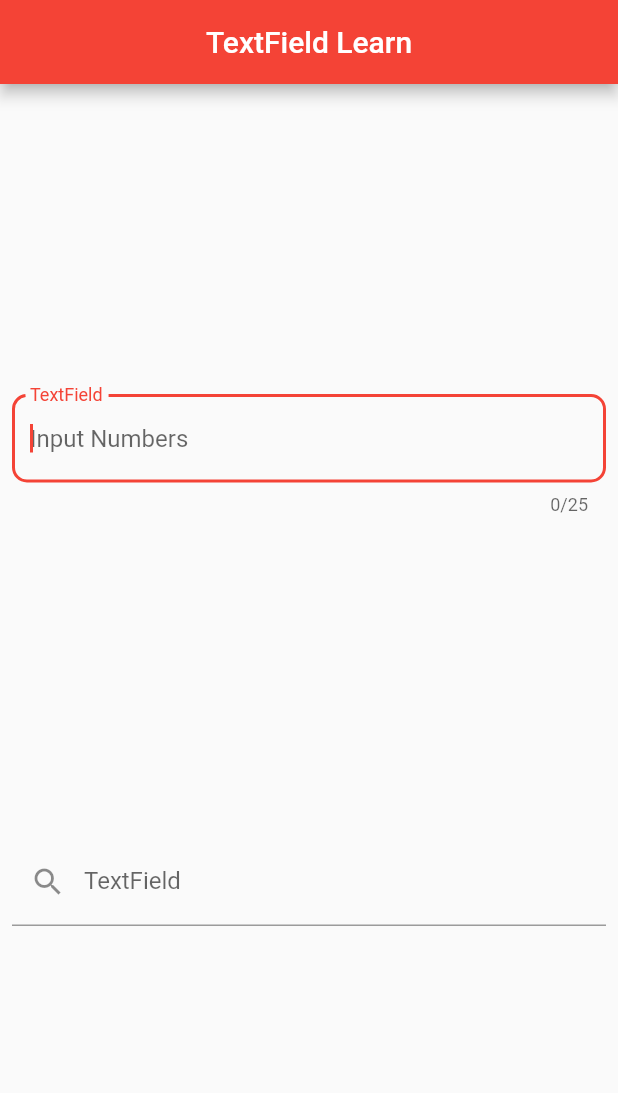
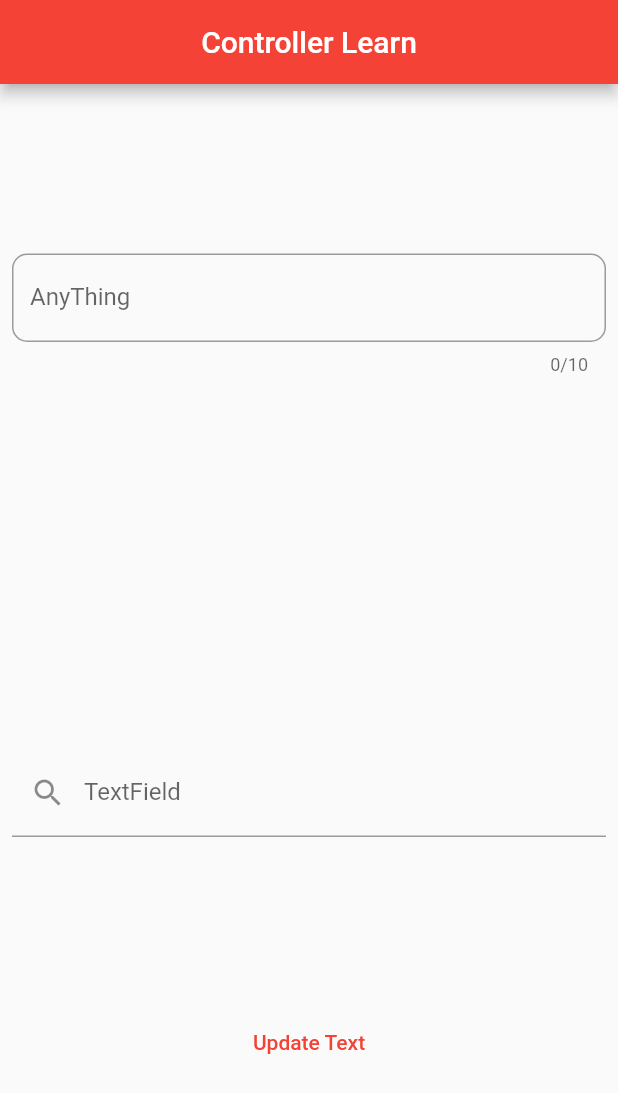
Before and after one commit to yamisagi/flutter_samples, a Flutter app: the screen it shows after launch, on a phone screen of 412 x 824 dp. Shown: the top 1093 px of the screen. Run offline on Flutter 3.47's test engine with Material 2 defaults, Android fonts, the phone set to English and light mode, and no system bars.

Commit message:
add Controller and FocusNode

```diff
--- /dev/null
+++ b/lib/input_widgets/lesson1/controller_learn.dart
@@ -0,0 +1,114 @@
+import 'package:flutter/material.dart';
+
+/// [TextEditingController] ile [TextField]'ın değerini kontrol edebiliriz.
+/// Aldığı değerleri tutmak ve kullanmak için her bir [TextField] için [TextEditingController] instance oluşturup gerekli kontroller yapılabilir.
+class ControllerLearn extends StatefulWidget {
+  const ControllerLearn({Key? key}) : super(key: key);
+
+  @override
+  State<ControllerLearn> createState() => _ControllerLearnState();
+}
+
+class _ControllerLearnState extends State<ControllerLearn> {
+  /// Genellikle [TextEditingController] instance oluşturulurken,
+  /// initState() methodu içerisinde Widget build edilirken bir defa oluşturulur ve kullanılır.
+  /// Fakat burda dikkat edilmesi gereken şey initState() içinde instance oluşturulurken,
+  /// dispose() ile Widget dispose edilirken [TextEditingController] için verilen memory'i sisteme geri kazandırmak önemli.
+
+  late final TextEditingController _controller;
+
+  /// Burda değinmemiz gereken başka bir şey de [FocusNode],
+  /// [FocusNode] kullanımında ilgili [TextField] focus olduğunda davranışlarını kontrol edebileceğimiz bir yapıdır.
+  /// Tıpkı [TextEditingController] gibi ayrı instance oluşturup kullanabiliriz.
+  /// Ve aynı [TextField] gibi dispose etmeyi unutmamalıyız.
+  late final FocusNode _focusNode;
+  String _text = "";
+  int maxLength = 10;
+  @override
+  void initState() {
+    super.initState();
+    _controller = TextEditingController();
+    _focusNode = FocusNode();
+    _focusNode.addListener(() {
+      setState(() {
+        if (_focusNode.hasFocus) {
+          /// [FocusNode] focus olduğunda,
+          /// [TextField] için [TextEditingController] içerisindeki değerleri kontrol edebiliriz.
+          /// Örneğin tanımladığımız maxLength değerini focus aldığında değiştirebiliriz.
+          /// Bu durumda Focus aldığında maxLength 25, focus değiştiğinde 10 olarak değişecektir.
+          maxLength = 25;
+        } else {
+          maxLength = 10;
+        }
+      });
+    });
+  }
+
+  @override
+  void dispose() {
+    super.dispose();
+    _controller.dispose();
+    _focusNode.dispose();
+  }
+
+  @override
+  Widget build(BuildContext context) {
+    return Scaffold(
+      appBar: AppBar(
+        title: const Text('Controller Learn'),
+      ),
+      body: Column(
+        mainAxisAlignment: MainAxisAlignment.spaceEvenly,
+        children: [
+          Padding(
+            padding: const EdgeInsets.all(8.0),
+            child: TextField(
+              focusNode: _focusNode,
+              onChanged: (value) {
+                setState(() {
+                  _text = value;
+                });
+              },
+              controller: _controller,
+              maxLength: maxLength,
+              decoration: const InputDecoration(
+                labelText: 'AnyThing',
+                border: OutlineInputBorder(
+                  borderRadius: BorderRadius.all(
+                    Radius.circular(10),
+                  ),
+                ),
+              ),
+            ),
+          ),
+
+          /// Burda [TextEditingController] ile tuttuğumuz değeri ekrana yazdırmak için,
+          /// Bir Text kullanıyoruz.
+          Text(
+            _text,
+            style: const TextStyle(fontSize: 20),
+          ),
+          const Padding(
+            padding: EdgeInsets.all(8.0),
+            child: TextField(
+              decoration: InputDecoration(
+                labelText: 'TextField',
+                border: UnderlineInputBorder(),
+                prefixIcon: Icon(Icons.search),
+              ),
+            ),
+          ),
+          TextButton(
+            onPressed: () {
+              /// setState() methodu ile _controller.text ile tutulan değeri _text'e atıyoruz.
+              setState(() {
+                _text = "${_controller.text} from Button";
+              });
+            },
+            child: const Text('Update Text'),
+          ),
+        ],
+      ),
+    );
+  }
+}
--- a/lib/main.dart
+++ b/lib/main.dart
@@ -1,6 +1,6 @@
 import 'package:flutter/material.dart';
 import 'package:flutter_samples/basic_widgets/lesson4/push_and_replacement/push_and_replacement_learn.dart';
-import 'package:flutter_samples/input_widgets/lesson1/textfield_learn.dart';
+import 'package:flutter_samples/input_widgets/lesson1/controller_learn.dart';
 
 import 'basic_widgets/lesson3/custom_scroll_view_learn/customscroll_view_learn.dart';
 
@@ -41,7 +41,7 @@ class CourseApp extends StatelessWidget {
         primarySwatch: Colors.red,
       ),
       title: title,
-      home: const TextFieldLearn(),
+      home: const ControllerLearn(),
     );
   }
 }
```
